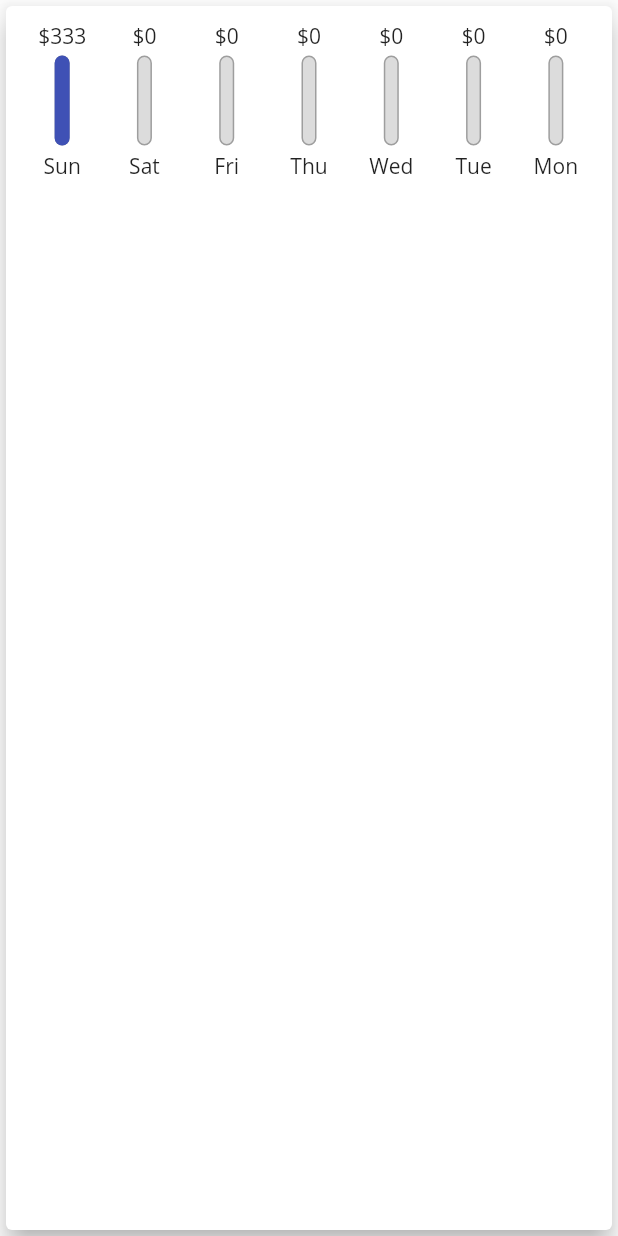
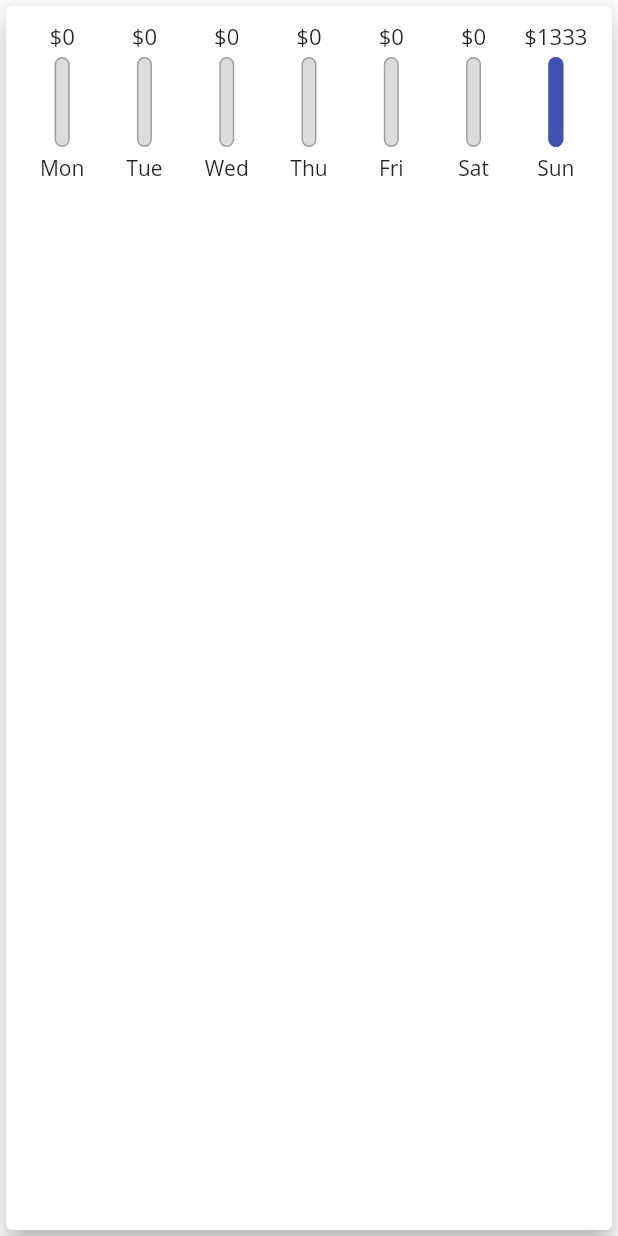
Before and after one commit to Voitekhov/expense_app, a Flutter app: the Chart widget shown alone on an empty page, opened directly, on a phone screen of 412 x 824 dp. Run offline on Flutter 3.47's test engine with Material 2 defaults, Android fonts, the phone set to English and light mode, and no system bars.

Commit message:
change view for PurchaseCard

```diff
--- a/lib/widget/CharBar.dart
+++ b/lib/widget/CharBar.dart
@@ -11,8 +11,11 @@ class ChartBar extends StatelessWidget {
   Widget build(BuildContext context) {
     return Column(
       children: <Widget>[
-        FittedBox(
-          child: Text('\$${spendingAmount.toStringAsFixed(0)}'),
+        Container(
+          height: 20,
+          child: FittedBox(
+            child: Text('\$${spendingAmount.toStringAsFixed(0)}'),
+          ),
         ),
         SizedBox(
           height: 4,
--- a/lib/widget/Chart.dart
+++ b/lib/widget/Chart.dart
@@ -21,7 +21,7 @@ class Chart extends StatelessWidget {
         }
         toReturn[DateFormat('EEEE').format(date)] = totalAmount;
         return toReturn;
-      });
+      }).reversed.toList();
 
   double get _totalAmount => _purchases.fold(
       0, (previousValue, element) => element.price + previousValue);
@@ -42,7 +42,7 @@ class Chart extends StatelessWidget {
                 return Flexible(
                     fit: FlexFit.tight,
                     child: ChartBar(dayOfWeek.substring(0, 3), amount,
-                        amount / _totalAmount));
+                        _totalAmount == 0 ? 0 : amount / _totalAmount));
               })
             ],
           ),
--- a/lib/widget/purchase_card_inner_widgets/PriceText.dart
+++ b/lib/widget/purchase_card_inner_widgets/PriceText.dart
@@ -12,8 +12,8 @@ class PriceText extends StatelessWidget {
     return Container(
       margin: EdgeInsets.all(10),
       alignment: Alignment.center,
-      width: 70,
-      height: 70,
+      width: 77,
+      height: 77,
       decoration: BoxDecoration(
         shape: BoxShape.circle,
         color: Colors.deepPurple,
--- a/pubspec.yaml
+++ b/pubspec.yaml
@@ -67,6 +67,7 @@ flutter:
   # https://flutter.dev/assets-and-images/#resolution-aware.
   assets:
     - assets/image/waiting.png
+    - assets/image/deleteIcon.jpeg
 
   # For details regarding adding assets from package dependencies, see
   # https://flutter.dev/assets-and-images/#from-packages
```
Also changed, not shown: lib/main.dart (+12 -4 lines), lib/widget/PurchaseCard.dart (+35 -6 lines), lib/widget/PurchaseList.dart (+4 -3 lines). Lines whose indentation alone changed are shown as unchanged.
